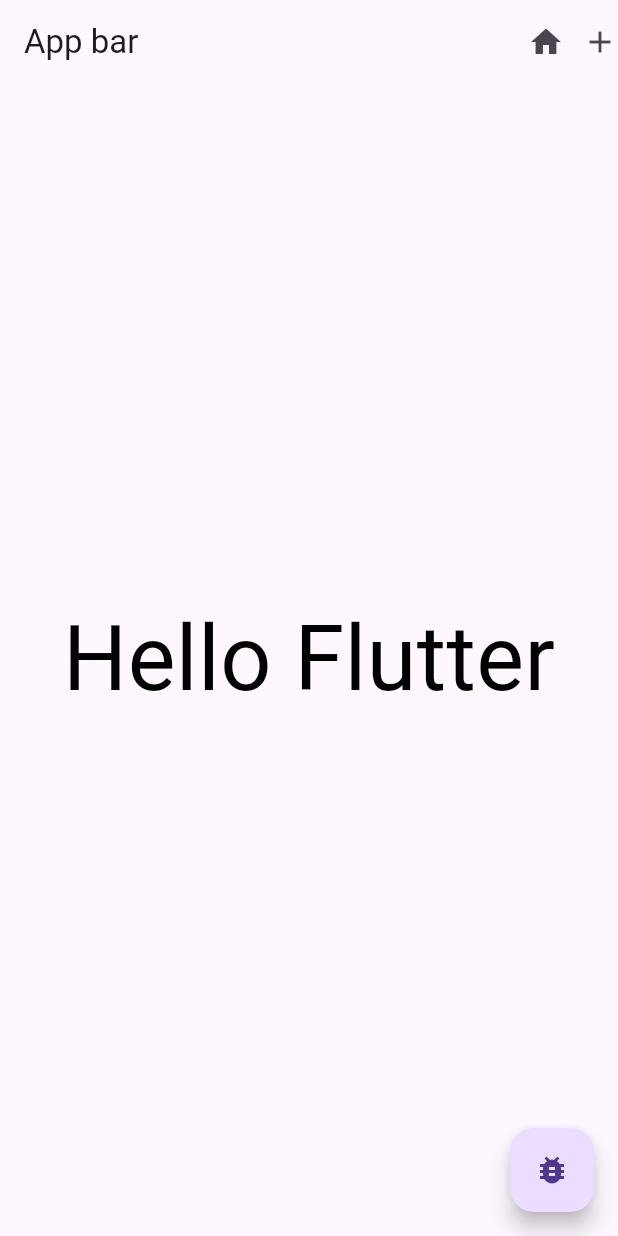
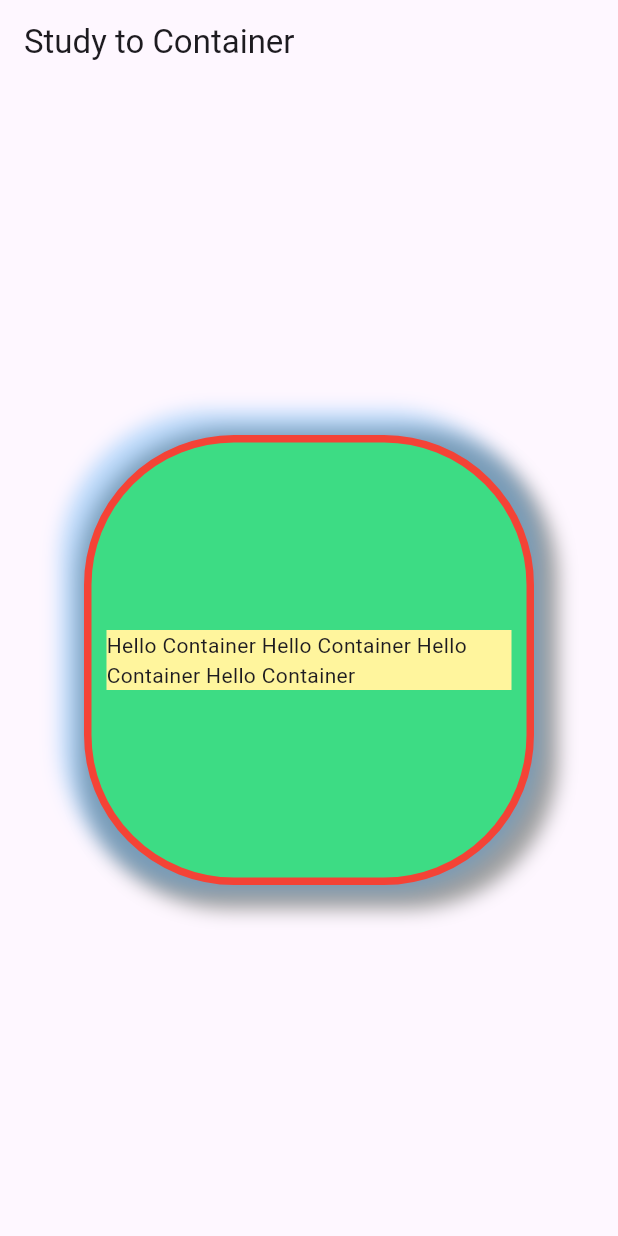
Before and after one commit to mimo626/flutter_example, a Flutter app: the screen it shows after launch, on a phone screen of 412 x 824 dp. Run offline on Flutter 3.47's test engine with Material 3 defaults, Android fonts, the phone set to English and light mode, and no system bars.

Commit message:
[feat]Container에 BoxDecoration 구현

```diff
--- a/lib/main.dart
+++ b/lib/main.dart
@@ -4,40 +4,43 @@ void main() {
   runApp(MaterialApp(
     home: Scaffold(
       appBar: AppBar(
-        title: Text("App bar"),
-        centerTitle: false,
-        actions: [
-          IconButton(
-            icon: Icon(Icons.home),
-            onPressed: () {
-              print("Tab");
-            },
-          ),
-          Icon(Icons.add),
-        ],
+        title: Text("Study to Container"),
       ),
-      body: TestWidget(),
-      floatingActionButton: FloatingActionButton(
-        child: Icon(Icons.bug_report),
-        onPressed: (){
-          print("Tab! Fab!");
-        },
-      ),
+      body: CustomContainer(),
     ),
   ));
 }
 
-class TestWidget extends StatelessWidget {
-  const TestWidget({super.key});
+class CustomContainer extends StatelessWidget {
+  const CustomContainer({super.key});
 
   @override
   Widget build(BuildContext context) {
-    return SafeArea(
-      child: Center(
-        child: Text(
-          "Hello Flutter",
-          style: TextStyle(fontSize: 60, color: Colors.black),
+    return Center(
+      child: Container(
+        width: 300,
+        height: 300,
+        padding: EdgeInsets.fromLTRB(10, 12, 10, 12),
+        decoration: BoxDecoration(
+          color: Color(0xFF3DDC84),
+          border: Border.all(color: Colors.red, width: 5, style: BorderStyle.solid),
+          borderRadius: BorderRadius.circular(100),
+          boxShadow: [
+            BoxShadow(
+                color: Colors.grey,
+                offset: Offset(6, 6),
+                blurRadius: 10,
+                spreadRadius: 10),
+            BoxShadow(
+                color: Colors.blue.withOpacity(0.3),
+                offset: Offset(-6, -6),
+                blurRadius: 10,
+                spreadRadius: 10),
+          ]
         ),
+        child: Center(child: Container(
+            color: Colors.yellow.shade200,
+            child: Text("Hello Container Hello Container Hello Container Hello Container"))),
       ),
     );
   }
```
